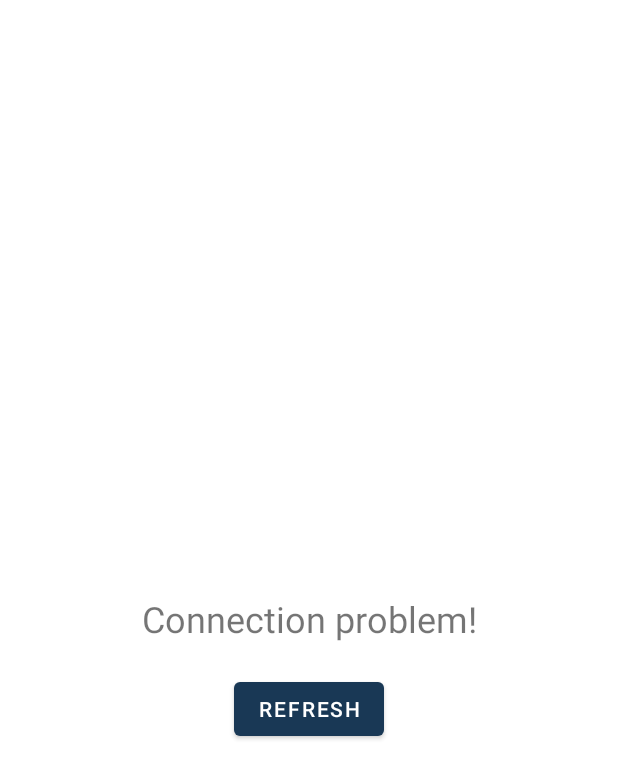
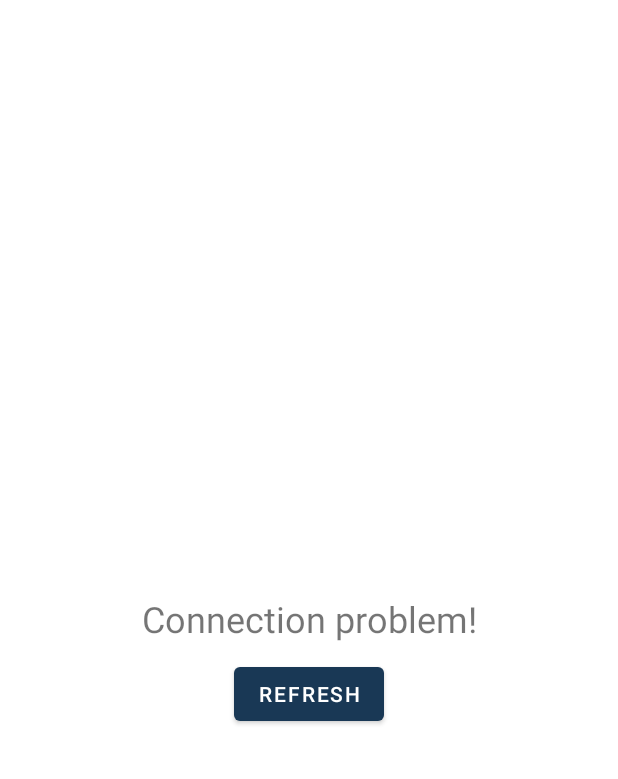
Before and after one commit to DaffaPutraS/DicodingEventApp, an Android app: the layout item_error_connection.xml on its own in the app's theme, with its tools: preview values and no code run, on a phone screen of 412 x 824 dp. Shown: the top 779 px of the screen. Run offline under Robolectric (Android 15) with nearby library versions, the phone set to English and light mode, and no system bars.

Commit message:
update all error handling

```diff
--- a/app/src/main/res/layout/item_error_connection.xml
+++ b/app/src/main/res/layout/item_error_connection.xml
@@ -1,9 +1,20 @@
 <?xml version="1.0" encoding="utf-8"?>
 <androidx.constraintlayout.widget.ConstraintLayout xmlns:android="http://schemas.android.com/apk/res/android"
     xmlns:app="http://schemas.android.com/apk/res-auto"
+    xmlns:tools="http://schemas.android.com/tools"
+    android:id="@+id/ErrorLayout"
     android:layout_width="match_parent"
     android:layout_height="match_parent"
-    android:id="@+id/ErrorLayout">
+    android:background="#FFFFFF">
+
+    <androidx.constraintlayout.widget.ConstraintLayout
+        android:layout_width="match_parent"
+        android:layout_height="wrap_content"
+        android:backgroundTint="#BA0B0B"
+        app:layout_constraintBottom_toBottomOf="parent"
+        app:layout_constraintEnd_toEndOf="parent"
+        app:layout_constraintStart_toStartOf="parent"
+        app:layout_constraintTop_toTopOf="parent">
 
         <TextView
             android:id="@+id/tvError"
@@ -21,9 +32,11 @@
             android:id="@+id/btnConnection"
             android:layout_width="wrap_content"
             android:layout_height="wrap_content"
-        android:layout_marginTop="20dp"
+            android:layout_marginTop="10dp"
             android:text="@string/refresh"
             app:layout_constraintEnd_toEndOf="parent"
             app:layout_constraintStart_toStartOf="parent"
             app:layout_constraintTop_toBottomOf="@+id/tvError" />
     </androidx.constraintlayout.widget.ConstraintLayout>
+
+</androidx.constraintlayout.widget.ConstraintLayout>
```
Also changed, not shown: app/src/main/java/com/example/dicodingeventapp/ui/detail/DetailActivity.kt (+23 -2 lines), app/src/main/java/com/example/dicodingeventapp/ui/detail/DetailEventViewModel.kt (+9 -5 lines). Lines whose indentation alone changed are shown as unchanged.
